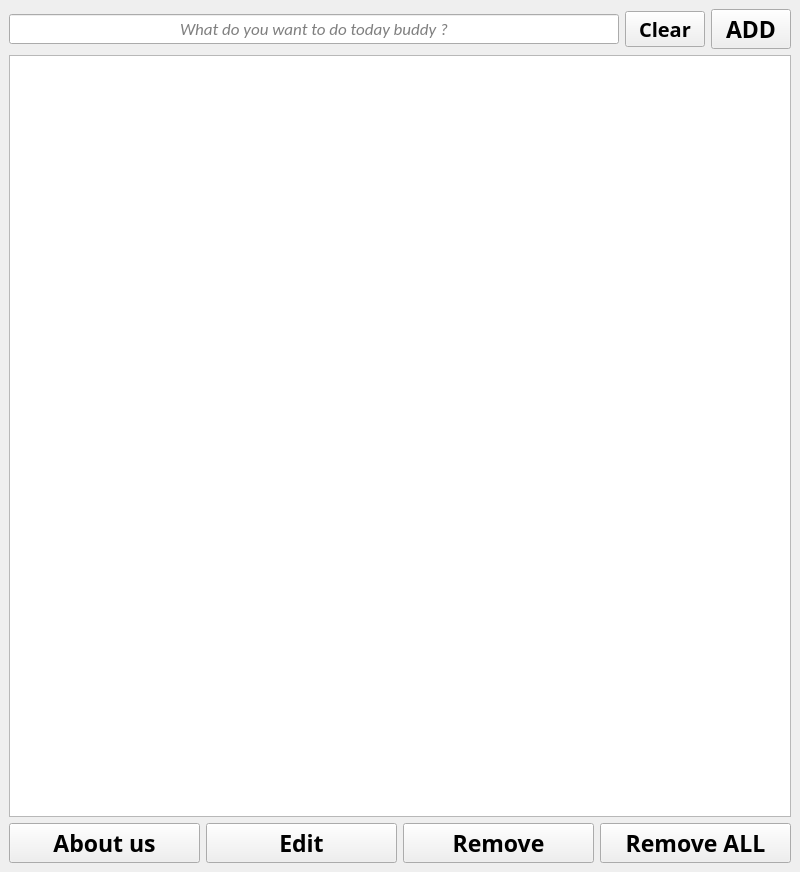
This is to_do.ui in EnamAntoineM/TO_DO_LIST as Qt 5 draws it before an edit. The edited form follows.
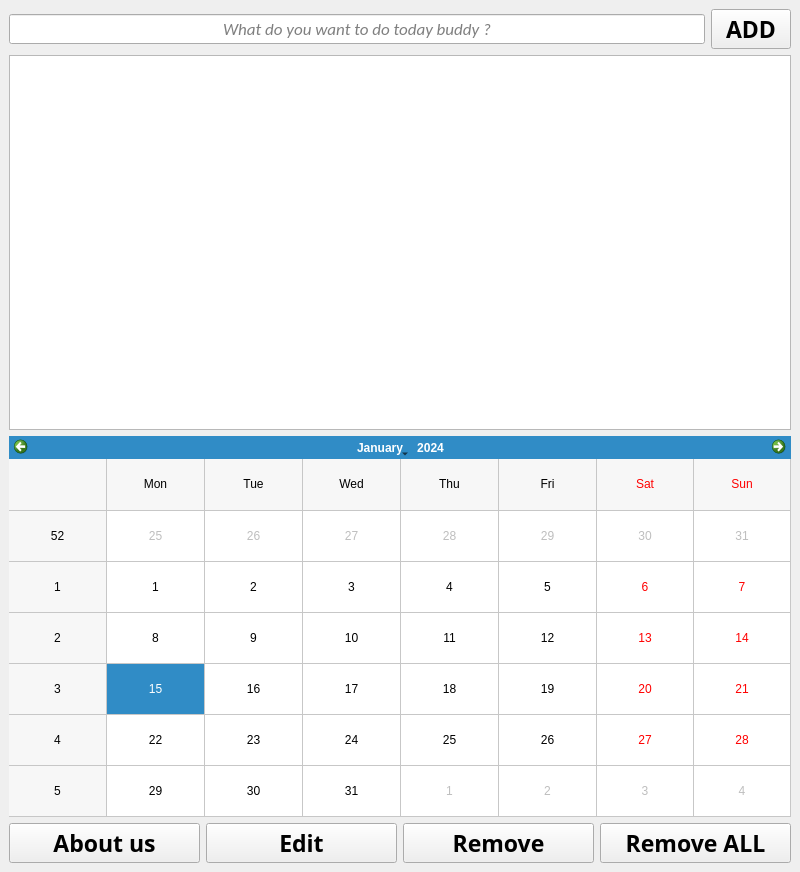
This is the edited form. Icons and pictures are not drawn.

Commit message: Implement task management features: add, remove, edit tasks; update UI components

What changed in the file:
```diff
--- a/to_do.ui
+++ b/to_do.ui
@@ -41,19 +41,8 @@
         <property name="placeholderText">
          <string>What do you want to do today buddy ?</string>
         </property>
-       </widget>
-      </item>
-      <item>
-       <widget class="QPushButton" name="Clear">
-        <property name="font">
-         <font>
-          <family>Ubuntu Mono derivative Powerline</family>
-          <pointsize>15</pointsize>
-          <bold>true</bold>
-         </font>
-        </property>
-        <property name="text">
-         <string>Clear</string>
+        <property name="clearButtonEnabled">
+         <bool>true</bool>
         </property>
        </widget>
       </item>
@@ -74,7 +63,30 @@
      </layout>
     </item>
     <item>
-     <widget class="QListWidget" name="My_tasks"/>
+     <widget class="QListWidget" name="list_tasks">
+      <property name="focusPolicy">
+       <enum>Qt::FocusPolicy::StrongFocus</enum>
+      </property>
+     </widget>
+    </item>
+    <item>
+     <widget class="QCalendarWidget" name="calendarWidget">
+      <property name="minimumSize">
+       <size>
+        <width>782</width>
+        <height>381</height>
+       </size>
+      </property>
+      <property name="maximumSize">
+       <size>
+        <width>1324</width>
+        <height>1235</height>
+       </size>
+      </property>
+      <property name="gridVisible">
+       <bool>true</bool>
+      </property>
+     </widget>
     </item>
     <item>
      <layout class="QHBoxLayout" name="horizontalLayout_3"/>
```
The commit also changes 2 other files.
